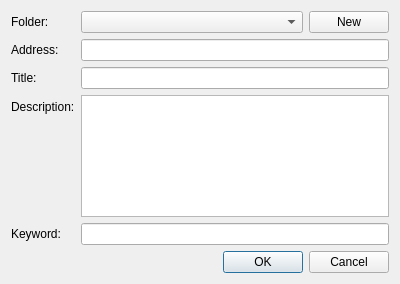
Old version of the form src/ui/BookmarkPropertiesDialog.ui in the repository OtterBrowser/otter-browser.
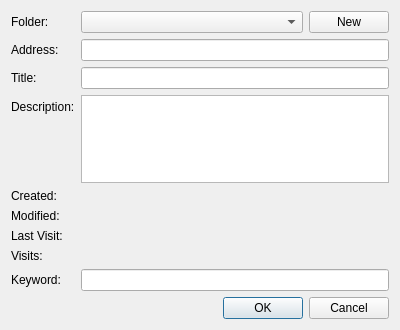
New version of the form. Custom widgets are drawn as their Qt base class.

The edit to the form file:
```diff
--- a/src/ui/BookmarkPropertiesDialog.ui
+++ b/src/ui/BookmarkPropertiesDialog.ui
@@ -7,7 +7,7 @@
     <x>0</x>
     <y>0</y>
     <width>400</width>
-    <height>284</height>
+    <height>330</height>
    </rect>
   </property>
   <layout class="QVBoxLayout" name="verticalLayout">
@@ -90,16 +90,72 @@
        </property>
       </widget>
      </item>
-     <item row="4" column="0">
+     <item row="8" column="0">
       <widget class="QLabel" name="keywordLabel">
        <property name="text">
         <string>Keyword:</string>
        </property>
       </widget>
      </item>
-     <item row="4" column="1">
+     <item row="8" column="1">
       <widget class="QLineEdit" name="keywordLineEdit"/>
      </item>
+     <item row="7" column="0">
+      <widget class="QLabel" name="visitsLabel">
+       <property name="text">
+        <string>Visits:</string>
+       </property>
+      </widget>
+     </item>
+     <item row="6" column="0">
+      <widget class="QLabel" name="lastVisitLabel">
+       <property name="text">
+        <string>Last Visit:</string>
+       </property>
+      </widget>
+     </item>
+     <item row="4" column="0">
+      <widget class="QLabel" name="addedLabel">
+       <property name="text">
+        <string>Created:</string>
+       </property>
+      </widget>
+     </item>
+     <item row="7" column="1">
+      <widget class="Otter::TextLabelWidget" name="visitsLabelWidget" native="true">
+       <property name="text" stdset="0">
+        <string/>
+       </property>
+      </widget>
+     </item>
+     <item row="6" column="1">
+      <widget class="Otter::TextLabelWidget" name="lastVisitLabelWidget" native="true">
+       <property name="text" stdset="0">
+        <string/>
+       </property>
+      </widget>
+     </item>
+     <item row="4" column="1">
+      <widget class="Otter::TextLabelWidget" name="addedLabelWidget" native="true">
+       <property name="text" stdset="0">
+        <string/>
+       </property>
+      </widget>
+     </item>
+     <item row="5" column="0">
+      <widget class="QLabel" name="label">
+       <property name="text">
+        <string>Modified:</string>
+       </property>
+      </widget>
+     </item>
+     <item row="5" column="1">
+      <widget class="Otter::TextLabelWidget" name="modifiedLabelWidget" native="true">
+       <property name="text" stdset="0">
+        <string/>
+       </property>
+      </widget>
+     </item>
     </layout>
    </item>
    <item>
@@ -111,6 +167,14 @@
    </item>
   </layout>
  </widget>
+ <customwidgets>
+  <customwidget>
+   <class>Otter::TextLabelWidget</class>
+   <extends>QWidget</extends>
+   <header>src/ui/TextLabelWidget.h</header>
+   <container>1</container>
+  </customwidget>
+ </customwidgets>
  <resources/>
  <connections/>
 </ui>
```
